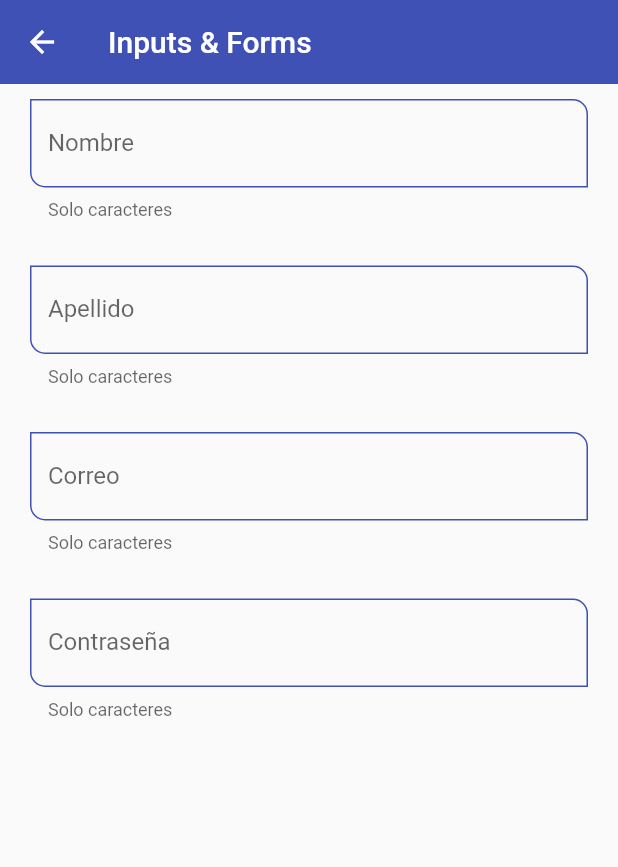
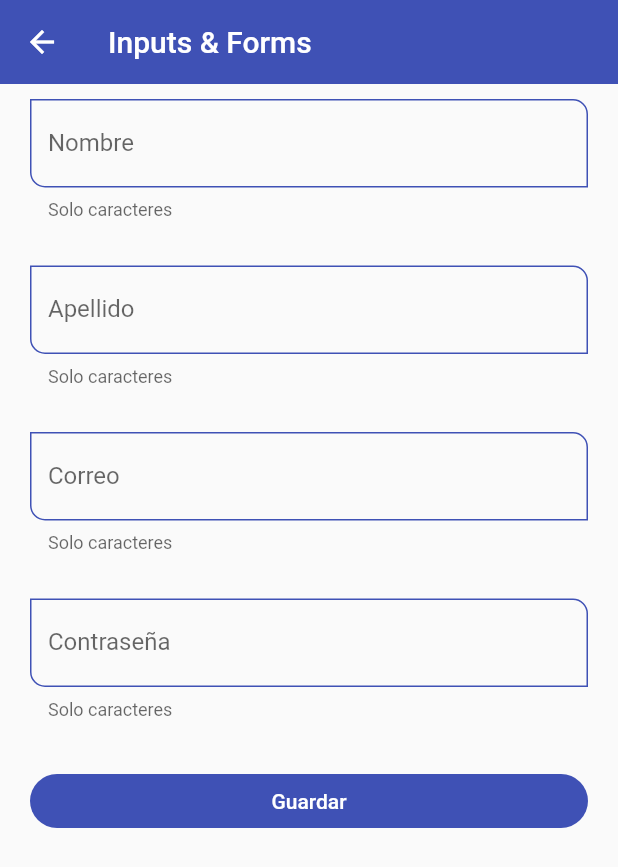
Before and after one commit to Jess2693/fl_components, a Flutter app: the InputsScreen screen opened by its route, on a phone screen of 412 x 824 dp. Shown: the top 867 px of the screen. Run offline on Flutter 3.47's test engine with Material 2 defaults, Android fonts, the phone set to English and light mode, and no system bars.

Commit message:
custom input filed

```diff
--- a/lib/screens/inputs_screen.dart
+++ b/lib/screens/inputs_screen.dart
@@ -7,6 +7,16 @@ class InputsScreen extends StatelessWidget {
 
   @override
   Widget build(BuildContext context) {
+    final GlobalKey<FormState> myFormKey = GlobalKey<FormState>();
+
+    final Map<String, String> formValues = {
+      'first_name': 'Jessenia',
+      'last_name': 'Chuquimarca',
+      'email': 'jessenia.chuquimarca2013b@gmail.com',
+      'password': '1234567',
+      'role': 'Admin'
+    };
+
     return Scaffold(
         appBar: AppBar(
           title: const Text('Inputs & Forms'),
@@ -14,39 +24,60 @@ class InputsScreen extends StatelessWidget {
         body: SingleChildScrollView(
             child: Padding(
           padding: const EdgeInsets.symmetric(horizontal: 20, vertical: 10),
-          child: Column(children: const [
-            CustomInputField(
+          child: Form(
+            key: myFormKey,
+            child: Column(children: [
+              const CustomInputField(
                 labelText: "Nombre",
                 helperText: "Solo caracteres",
                 hintText: "Nombre de usuario",
               ),
-            SizedBox(
+              const SizedBox(
                 height: 30,
               ),
-            CustomInputField(
+              const CustomInputField(
                 labelText: "Apellido",
                 helperText: "Solo caracteres",
                 hintText: "Apellido",
               ),
-            SizedBox(
+              const SizedBox(
                 height: 30,
               ),
-            CustomInputField(
+              const CustomInputField(
                 labelText: "Correo",
                 helperText: "Solo caracteres",
                 hintText: "Correo del usuario",
                 keyboardType: TextInputType.emailAddress,
               ),
-            SizedBox(
+              const SizedBox(
                 height: 30,
               ),
-            CustomInputField(
+              const CustomInputField(
                 labelText: "Contraseña",
                 helperText: "Solo caracteres",
                 hintText: "Contraseña del usuario",
                 obscureText: true,
               ),
+              const SizedBox(
+                height: 30,
+              ),
+              ElevatedButton(
+                  child: const SizedBox(
+                      width: double.infinity,
+                      child: Center(child: Text('Guardar'))),
+                  onPressed: () {
+                    //Minimiza el teclado al precionar
+                    FocusScope.of(context).requestFocus(FocusNode());
+
+                    //* imprimir valores de formulario
+                    if (!myFormKey.currentState!.validate()) {
+                      print('Formulario no valido');
+                      return;
+                    }
+                    print(formValues);
+                  })
             ]),
+          ),
         )));
   }
 }
--- a/lib/theme/app_theme.dart
+++ b/lib/theme/app_theme.dart
@@ -31,5 +31,10 @@ class AppTheme {
           borderRadius: BorderRadius.only(
               bottomLeft: Radius.circular(10), topRight: Radius.circular(10)),
         ),
+        border: OutlineInputBorder(
+          borderSide: BorderSide(color: Colors.green),
+          borderRadius: BorderRadius.only(
+              bottomLeft: Radius.circular(10), topRight: Radius.circular(10)),
+        ),
       ));
 }
--- a/lib/widgets/custom_input_field.dart
+++ b/lib/widgets/custom_input_field.dart
@@ -37,6 +37,7 @@ class CustomInputField extends StatelessWidget {
       },
       autovalidateMode: AutovalidateMode.onUserInteraction,
       decoration: InputDecoration(
+        //border: InputBorder(borderSide: ),
         hintText: hintText,
         labelText: labelText,
         helperText: helperText,
```
Lines whose indentation alone changed are shown as unchanged.
